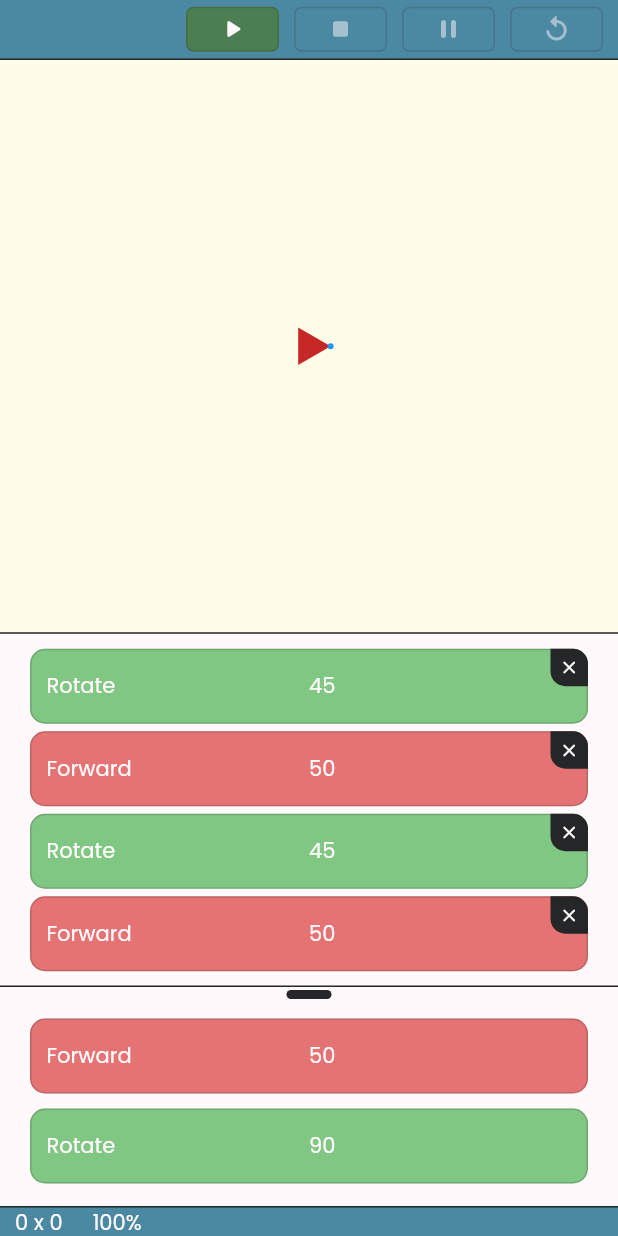
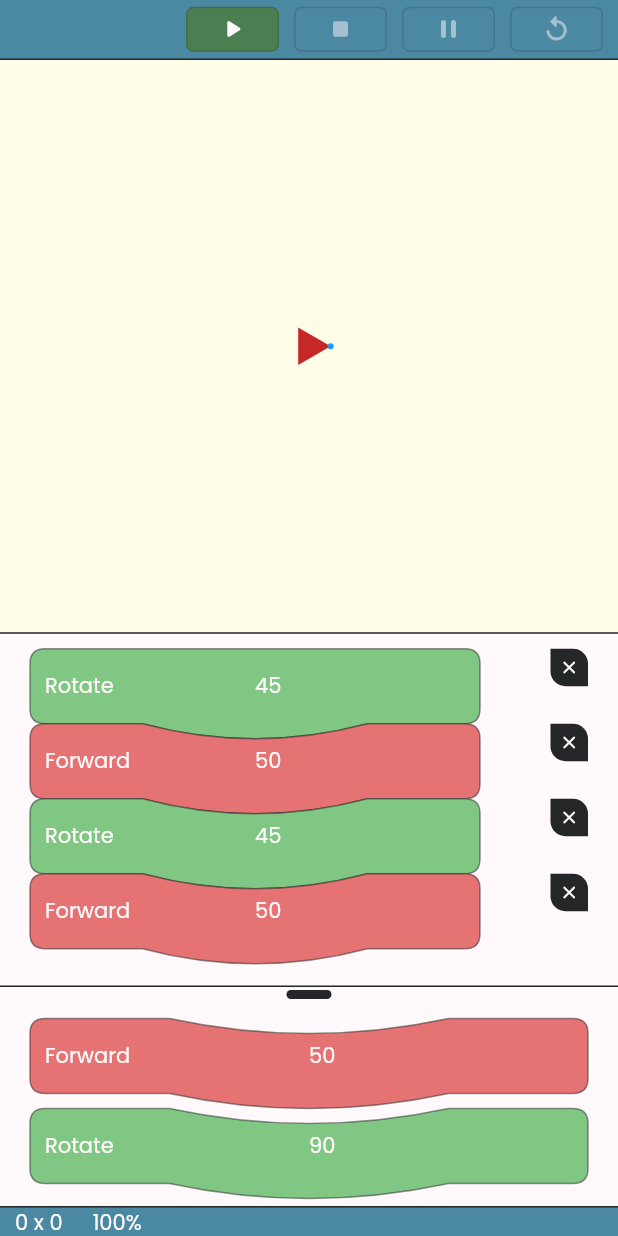
Before and after one commit to GiacomoPignoni/turtle_game, a Flutter app: the screen it shows after launch, after a tap on the "close" icon, on a phone screen of 412 x 824 dp. Run offline on Flutter 3.47's test engine with Material 2 defaults, Android fonts, the light colour scheme and no system bars; missing offline and left inert: window_manager.

Commit message:
Restyle of command tile, but there is something wrong

```diff
--- a/lib/screens/main/widgets/main_screen_command_tile.dart
+++ b/lib/screens/main/widgets/main_screen_command_tile.dart
@@ -21,6 +21,7 @@ class MainScreenCommandTile extends StatelessWidget {
       child: CommandTileBody(
         command: command,
         showTrash: true,
+        hideTopCurve: index == 0,
         onTapDelete: () => Provider.of<CommandsState>(context, listen: false).remove(index),
       )
     );
@@ -31,10 +32,12 @@ class CommandTileBody extends StatelessWidget {
   final Command command;
   final bool showTrash;
   final Function()? onTapDelete;
+  final bool hideTopCurve;
 
   const CommandTileBody({
     Key? key,
     required this.command,
+    this.hideTopCurve = false,
     this.showTrash = false,
     this.onTapDelete
   }) : super(key: key);
@@ -46,10 +49,7 @@ class CommandTileBody extends StatelessWidget {
     return AnimatedBuilder(
       animation: command,
       builder: (context, child) {
-        return SizedBox(
-          width: 300,
-          height: 50,
-          child: ConditionalWrapper(
+        return ConditionalWrapper(
           condition: showTrash,
           wrapperBuilder: (context, child) {
             return Stack(
@@ -65,14 +65,19 @@ class CommandTileBody extends StatelessWidget {
               ],
             );
           },
-            child: Container(
+          child: SizedBox(
+            width: 300,
             height: 50,
+            child: CustomPaint(
+              painter: CommandTileBodyCustomPainter(
+                borderRadius: 10,
+                curveMarginPercentage: 0.25,
+                color: command.getColor(),
+                borderColor: theme.dividerTheme.color!.withOpacity(0.5),
+                hideTopCurve: hideTopCurve
+              ),
+              child: Padding(
                 padding: const EdgeInsets.symmetric(horizontal: 10),
-              decoration: BoxDecoration(
-                color: command.getColor(),
-                border: Border.all(color:theme.dividerTheme.color!.withOpacity(0.2), width: theme.dividerTheme.thickness!),
-                borderRadius: BorderRadius.circular(10)
-              ),
                 child: Row(
                   children: [
                     Expanded(
@@ -88,6 +93,7 @@ class CommandTileBody extends StatelessWidget {
                       )
                     )
                   ],
+                ),
               ),
             ),
           ),
@@ -151,3 +157,67 @@ class _CommandTileBodyDeleteIconState extends State<CommandTileBodyDeleteIcon> {
     );
   }
 }
+
+class CommandTileBodyCustomPainter extends CustomPainter {
+  final double borderRadius;
+  final double curveMarginPercentage;
+  final Color color;
+  final Color borderColor;
+  final bool hideTopCurve;
+
+  CommandTileBodyCustomPainter({
+    required this.borderRadius,
+    required this.curveMarginPercentage,
+    required this.color,
+    required this.borderColor,
+    required this.hideTopCurve
+  });
+
+  @override
+  void paint(Canvas canvas, Size size) {
+    final curveMargin = size.width * curveMarginPercentage;
+    final paint = Paint()
+      ..color = color
+      ..style = PaintingStyle.fill
+      ..isAntiAlias = true;
+    final borderPaint = Paint()
+      ..color = borderColor
+      ..style = PaintingStyle.stroke
+      ..strokeJoin = StrokeJoin.round
+      ..strokeWidth = 1
+      ..isAntiAlias = true;
+
+    final path = Path();
+    path.fillType = PathFillType.evenOdd;
+
+    path.moveTo(0, borderRadius);
+    path.quadraticBezierTo(0, 0, borderRadius, 0);
+
+    if(hideTopCurve) {
+      path.lineTo(size.width - curveMargin, 0);
+    } else {
+      path.lineTo(curveMargin, 0);
+      path.quadraticBezierTo(size.width / 2, 20, size.width - curveMargin, 0);
+    }
+
+    path.lineTo(size.width - borderRadius, 0);
+    path.quadraticBezierTo(size.width, 0, size.width, borderRadius);
+
+    path.lineTo(size.width, size.height - borderRadius);
+    path.quadraticBezierTo(size.width, size.height, size.width - borderRadius, size.height);
+
+    path.lineTo(size.width - curveMargin, size.height);
+    path.quadraticBezierTo(size.width / 2, size.height + 20, curveMargin, size.height);
+
+    path.lineTo(borderRadius, size.height);
+    path.quadraticBezierTo(0, size.height, 0, size.height - borderRadius);
+
+    path.lineTo(0, borderRadius);
+
+    canvas.drawPath(path, paint);
+    canvas.drawPath(path, borderPaint);
+  }
+
+  @override
+  bool shouldRepaint(covariant CustomPainter oldDelegate) => true;
+}
--- a/lib/screens/main/widgets/main_screen_commands_container.dart
+++ b/lib/screens/main/widgets/main_screen_commands_container.dart
@@ -33,7 +33,7 @@ class _MainScreenCommandsContainerState extends State<MainScreenCommandsContaine
                           itemCount: state.commands.length,
                           itemBuilder: (context, index) => Padding(
                             key: ValueKey(state.commands[index].hashCode),
-                            padding: const EdgeInsets.only(bottom: 5),
+                            padding: const EdgeInsets.only(bottom: 0),
                             child: MainScreenCommandTile(
                               index: index,
                               command: state.commands[index],
--- a/lib/widgets/numpad_popup.dart
+++ b/lib/widgets/numpad_popup.dart
@@ -20,7 +20,10 @@ class NumpadPopupButton extends StatefulWidget {
 class _NumpadPopupButtonState extends State<NumpadPopupButton> {
   @override
   Widget build(BuildContext context) {
-    return widget.builder(context, _showPopup);
+    return MouseRegion(
+      cursor: SystemMouseCursors.click,
+      child: widget.builder(context, _showPopup),
+    );
   }
 
   Future<double?> _showPopup(double initialValue, { bool showFullScreen = false }) async {
```
Lines whose indentation alone changed are shown as unchanged.
